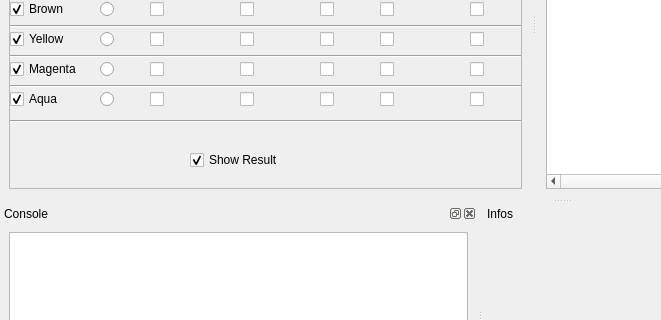
CGAL/cgal, file Boolean_set_operations_2/demo/Boolean_set_operations_2/UiFiles/Boolean_set_operations_2.ui: the form before one commit; both pictures show x 0 to 661 and y 209 to 529 of the 1124 by 664 pixel window.
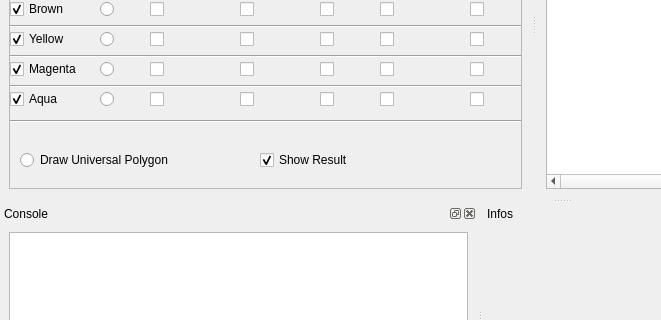
The form after the commit. Icons and pictures are not drawn.

The edit to the form file:
```diff
--- a/Boolean_set_operations_2/demo/Boolean_set_operations_2/UiFiles/Boolean_set_operations_2.ui
+++ b/Boolean_set_operations_2/demo/Boolean_set_operations_2/UiFiles/Boolean_set_operations_2.ui
@@ -472,10 +472,26 @@
             <bool>true</bool>
            </property>
           </widget>
+          <widget class="QRadioButton" name="drawUniversalPolygon">
+            <property name="Visible">
+              <bool>true</bool>
+            </property>
+           <property name="geometry">
+            <rect>
+             <x>10</x>
+             <y>245</y>
+             <width>200</width>
+             <height>34</height>
+            </rect>
+           </property>
+           <property name="text">
+            <string>Draw Universal Polygon</string>
+           </property>
+          </widget>
           <widget class="QCheckBox" name="showResult">
            <property name="geometry">
             <rect>
-             <x>180</x>
+             <x>250</x>
              <y>245</y>
              <width>334</width>
              <height>34</height>
```
Left out of the diff: 2 changed lines with no effect on the pictures.
